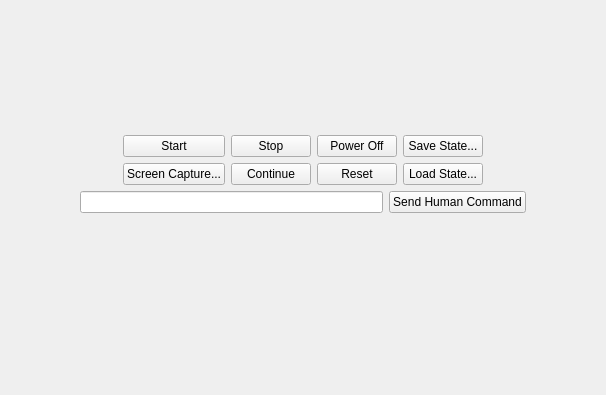
The window that BlastProcessing/src/MainWindow.ui (mwales/security) describes before a commit, drawn with Qt 5; both pictures show x 235 to 841 and y 270 to 665 of the 1076 by 665 pixel window.
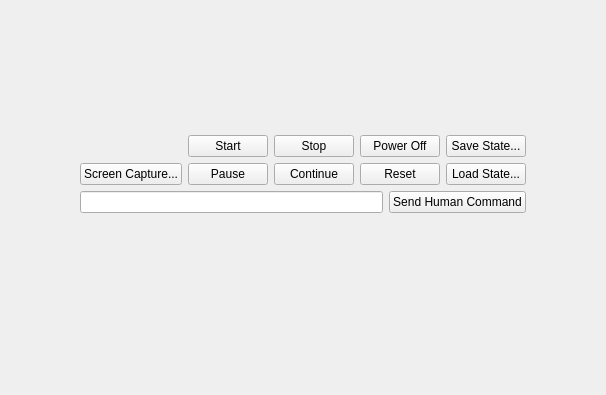
The same window after the commit.

Commit message:
Added save and stop features to VM
- Socket commands are queued when waiting for a response
- Signature font
- Load and Save VM state

The edit to the form file:
```diff
--- a/BlastProcessing/src/MainWindow.ui
+++ b/BlastProcessing/src/MainWindow.ui
@@ -173,28 +173,28 @@
       </item>
       <item>
        <layout class="QGridLayout" name="gridLayout">
-        <item row="0" column="0">
-         <widget class="QPushButton" name="theStartButton">
+        <item row="1" column="4">
+         <widget class="QPushButton" name="theResetButton">
           <property name="text">
-           <string>Start</string>
+           <string>Reset</string>
           </property>
          </widget>
         </item>
-        <item row="0" column="1">
-         <widget class="QPushButton" name="theStopButton">
+        <item row="1" column="5">
+         <widget class="QPushButton" name="theLoadStateButton">
           <property name="text">
-           <string>Stop</string>
+           <string>Load State...</string>
           </property>
          </widget>
         </item>
-        <item row="0" column="2">
+        <item row="0" column="4">
          <widget class="QPushButton" name="thePowerOffButton">
           <property name="text">
            <string>Power Off</string>
           </property>
          </widget>
         </item>
-        <item row="0" column="3">
+        <item row="0" column="5">
          <widget class="QPushButton" name="theSaveStateButton">
           <property name="text">
            <string>Save State...</string>
@@ -208,24 +208,31 @@
           </property>
          </widget>
         </item>
-        <item row="1" column="1">
+        <item row="0" column="3">
+         <widget class="QPushButton" name="theStopButton">
+          <property name="text">
+           <string>Stop</string>
+          </property>
+         </widget>
+        </item>
+        <item row="1" column="3">
          <widget class="QPushButton" name="theContinueButton">
           <property name="text">
            <string>Continue</string>
           </property>
          </widget>
         </item>
-        <item row="1" column="2">
-         <widget class="QPushButton" name="theResetButton">
+        <item row="0" column="1">
+         <widget class="QPushButton" name="theStartButton">
           <property name="text">
-           <string>Reset</string>
+           <string>Start</string>
           </property>
          </widget>
         </item>
-        <item row="1" column="3">
-         <widget class="QPushButton" name="theLoadStateButton">
+        <item row="1" column="1">
+         <widget class="QPushButton" name="thePauseButton">
           <property name="text">
-           <string>Load State...</string>
+           <string>Pause</string>
           </property>
          </widget>
         </item>
```
Left out of the diff: 2 changed lines with no effect on the pictures. The commit also changes 9 other files.
